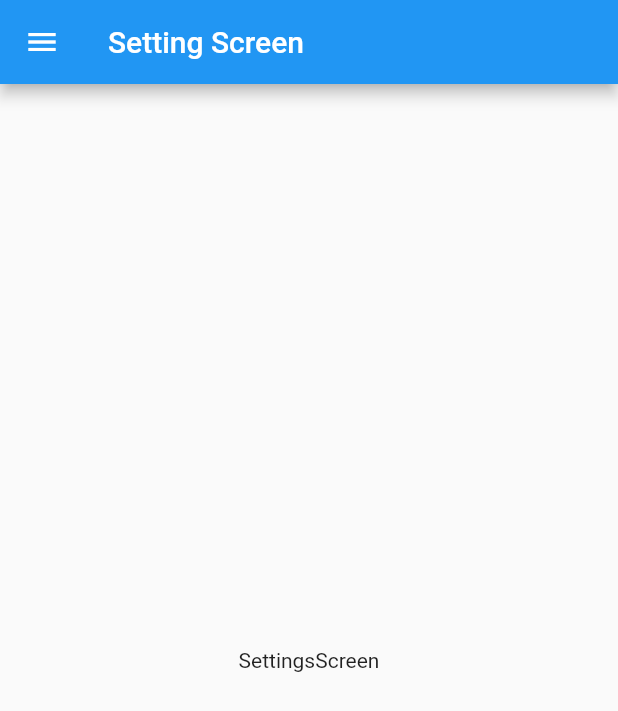
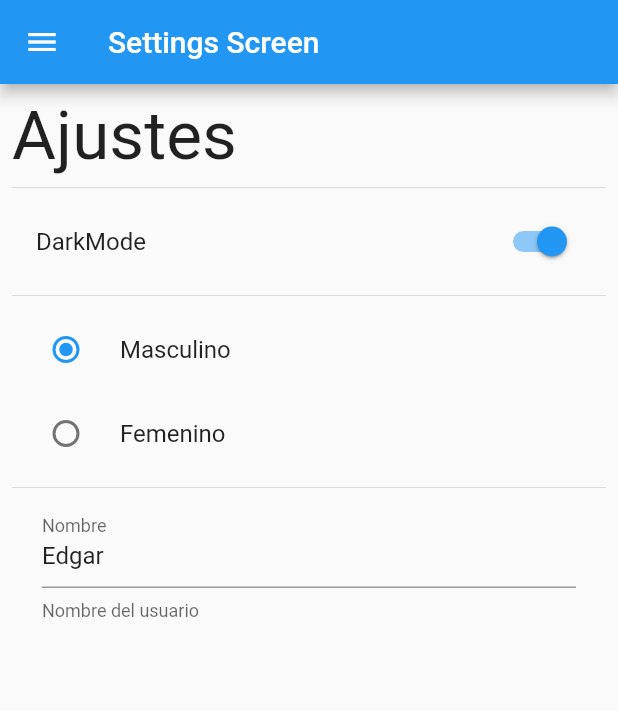
Before and after one commit to EdgarLS7/PreferenciasUsuario, a Flutter app: the SettingsScreen screen opened by its route, on a phone screen of 412 x 824 dp. Shown: the top 711 px of the screen. Run offline on Flutter 3.47's test engine with Material 2 defaults, Android fonts, the phone set to English and light mode, and no system bars.

Commit message:
diseño de las pantallas: Home, settings

```diff
--- a/lib/screens/home_screen.dart
+++ b/lib/screens/home_screen.dart
@@ -15,9 +15,17 @@ class HomeScreen extends StatelessWidget {
         title: const Text('Home Screen')
       ),
       drawer: const MenuLateral(),
-      body: const Center(
-         child: Text('HomeScreen'),
-      ),
+      body: Column(
+        mainAxisAlignment: MainAxisAlignment.center,
+        children: const [
+          Text('DarkMode: '),
+          Divider(),
+          Text('Genero: '),
+          Divider(),
+          Text('Nombre del Usuario: '),
+          Divider(),
+        ],
+      )
     );
   }
 }
--- a/lib/screens/settings_screen.dart
+++ b/lib/screens/settings_screen.dart
@@ -11,12 +11,65 @@ class SettingsScreen extends StatelessWidget {
   Widget build(BuildContext context) {
     return Scaffold(
       appBar: AppBar (
-        title: const Text('Setting Screen'),
+        title: const Text('Settings Screen'),
       ),
       drawer: const MenuLateral(),
-      body: const Center(
-         child: Text('SettingsScreen'),
-      ),
+      body: Padding(
+        padding: const EdgeInsets.all(8.0),
+        child: SingleChildScrollView(
+          child: Column(
+            crossAxisAlignment: CrossAxisAlignment.start,
+            children: [
+
+              const Text('Ajustes',
+              style: TextStyle(
+                fontSize: 45,
+                fontWeight: FontWeight.w400),),
+              const Divider(),
+
+              SwitchListTile.adaptive(
+                value: true,
+                title: const Text('DarkMode'),
+                onChanged: ( value ) {
+
+                }
+              ),
+              const Divider(),
+
+              RadioListTile(
+                value: 1,
+                groupValue: 1,
+                title: const Text('Masculino'),
+                onChanged: ( value ) {
+
+                }
+
+              ),
+
+               RadioListTile(
+                value: 2,
+                groupValue: 1,
+                title: const Text('Femenino'),
+                onChanged: ( value ) {
+
+                }
+              ),
+              const Divider(),
+
+              Padding(
+                padding: const EdgeInsets.symmetric( horizontal: 20),
+                child: TextFormField(
+                  initialValue: 'Edgar',
+                  decoration: const InputDecoration(
+                    labelText: 'Nombre',
+                    helperText: 'Nombre del usuario'
+                  ),
+                ),
+              )
+            ]
+          ),
+        ),
+      )
     );
   }
 }
```
